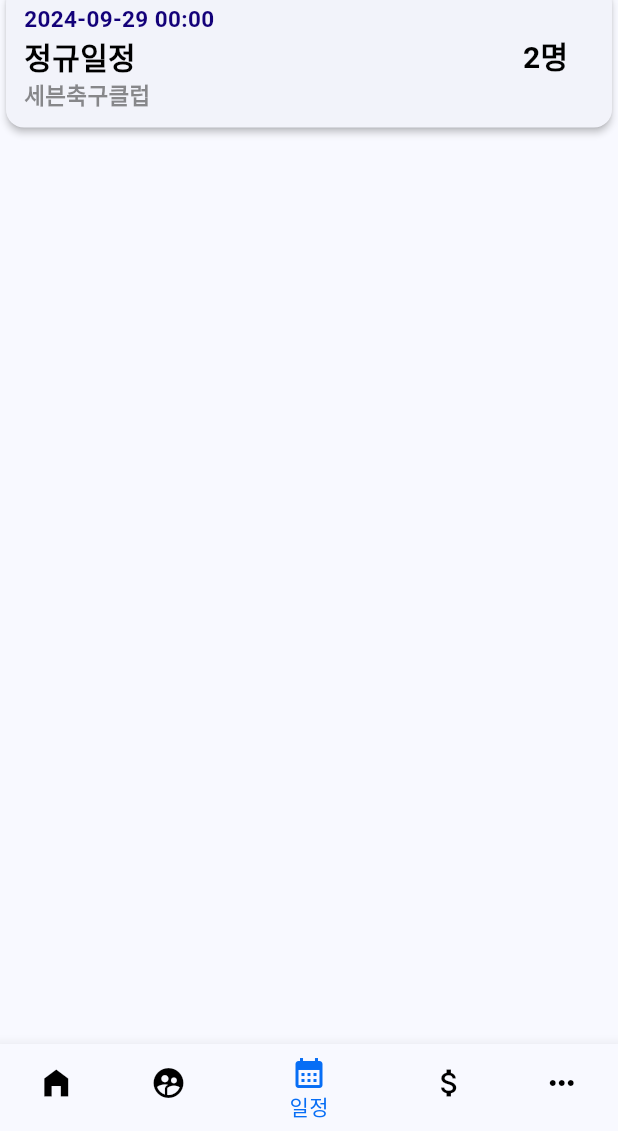
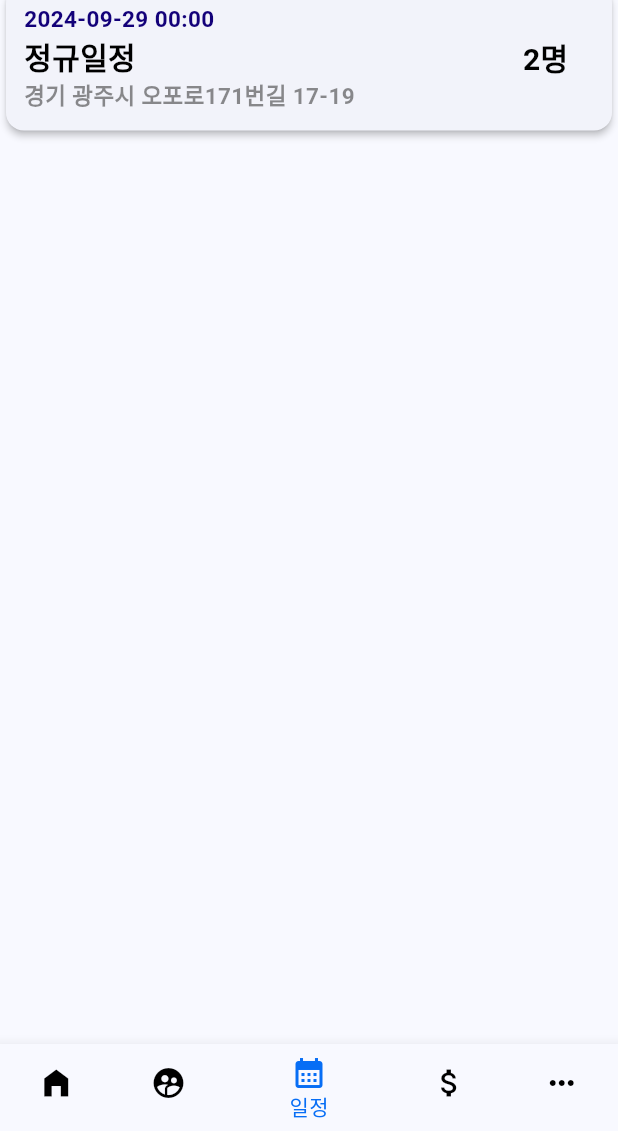
Before and after one commit to jaywapp/be-my-colleague, a Flutter app: the screen it shows after launch, item 3 of the bottom bar chosen, on a phone screen of 412 x 824 dp, the part 105-1236 px from its top. Run offline on Flutter 3.47's test engine with Material 3 defaults, Android fonts, the phone set to English and light mode, and no system bars; our stand-ins replace fluttertoast; missing offline and left inert: dart:ffi, flutter_naver_map.

Commit message:
일부 수정

```diff
--- a/be_my_colleague/lib/main_screen.dart
+++ b/be_my_colleague/lib/main_screen.dart
@@ -177,7 +177,7 @@ UserAccountsDrawerHeader CreateDrawerHeader(Account account){
     List<String> participants = ['jaywapp16@gmail.com', 'satgot@gmail.com'];
 
     List<Schedule> schedules = [
-      new Schedule('정규일정', '정규일정 입니다.', '세븐축구클럽','경기 광주시 오포로171번길 17-19', new DateTime(2024, 09, 29),
+      new Schedule('정규일정', '정규일정 입니다.', '경기 광주시 오포로171번길 17-19', new DateTime(2024, 09, 29),
           participants)
     ];
 
--- a/be_my_colleague/lib/model/schedule.dart
+++ b/be_my_colleague/lib/model/schedule.dart
@@ -5,15 +5,13 @@ class Schedule {
   String name = '';
   String description = '';
   String location = '';
-  String locationName = '';
   DateTime dateTime = new DateTime(1000, 1, 1, 0, 0, 0, 0, 0);
   List<String> participantMails = [];
 
-  Schedule(String name, String description, String locationName, String location, DateTime dateTime,
+  Schedule(String name, String description, String location, DateTime dateTime,
       List<String> participantMails) {
     this.name = name;
     this.description = description;
-    this.locationName = locationName;
     this.location = location;
     this.dateTime = dateTime;
     this.participantMails = participantMails;
--- a/be_my_colleague/lib/schedule_block.dart
+++ b/be_my_colleague/lib/schedule_block.dart
@@ -61,7 +61,8 @@ class ScheduleBlock extends StatelessWidget {
                           ]),
                           Row(
                             children: [
-                              Text(schedule.locationName,
+                              Text(
+                                  schedule.location,
                                   style: TextStyle(
                                     fontSize: locationFontSize,
                                     fontWeight: locationFontWeight,
```
Also changed, not shown: be_my_colleague/lib/schedule_detail.dart (+3 -4 lines).
